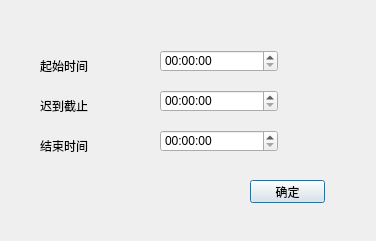
This is Attendance/timesetdialog.ui in embpgp/attendance as Qt 5 draws it before an edit. The edited form follows.
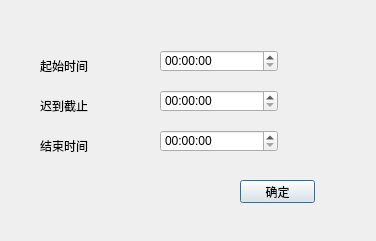
This is the edited form.

The edit to the form file:
```diff
--- a/Attendance/timesetdialog.ui
+++ b/Attendance/timesetdialog.ui
@@ -85,7 +85,7 @@
   <widget class="QPushButton" name="pushButton">
    <property name="geometry">
     <rect>
-     <x>250</x>
+     <x>240</x>
      <y>180</y>
      <width>75</width>
      <height>23</height>
```
